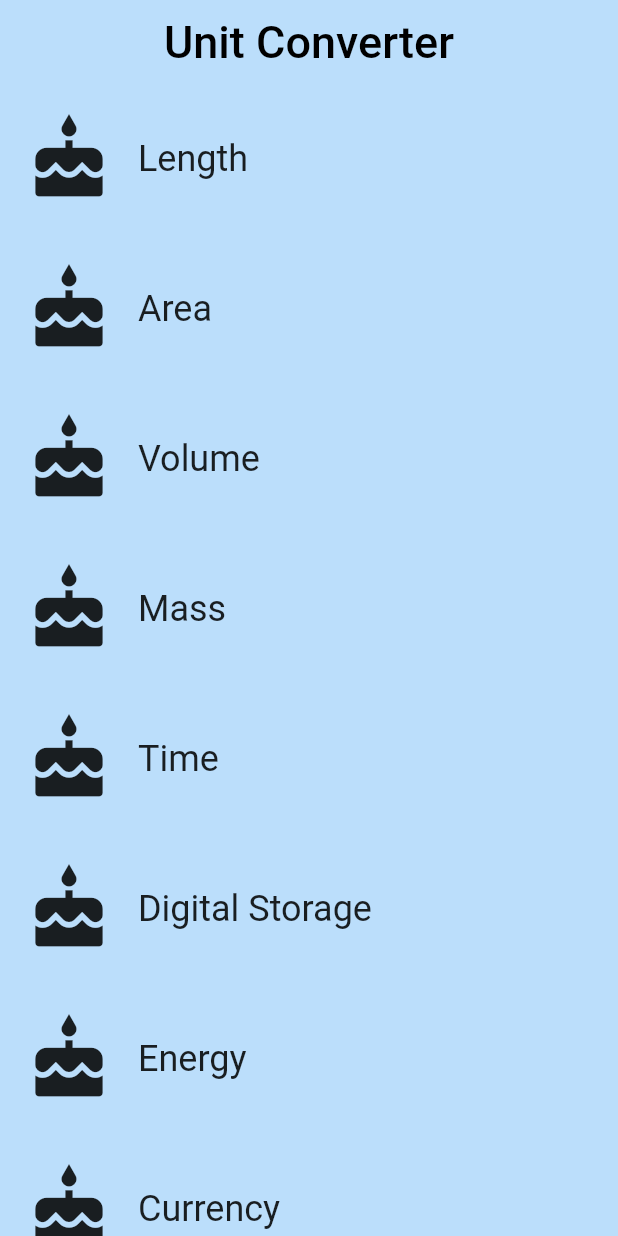
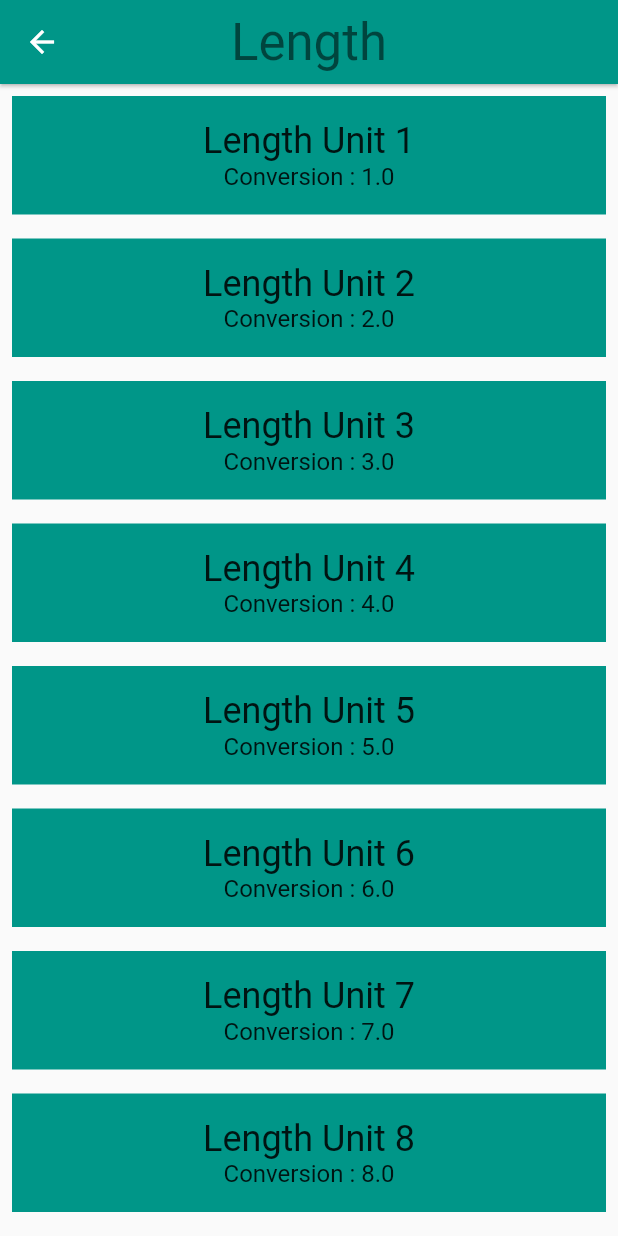
Before and after one commit to wildanka/wkwk-udacity-practice, a Flutter app: the screen it shows after launch, after a tap on "Length", on a phone screen of 412 x 824 dp. Run offline on Flutter 3.47's test engine with Material 2 defaults, Android fonts, the phone set to English and light mode, and no system bars.

Commit message:
#3 Learn to Create a Navigation From StatelessWidget

```diff
--- a/unit_converter_flutter/lib/category.dart
+++ b/unit_converter_flutter/lib/category.dart
@@ -8,6 +8,10 @@ import 'package:flutter/material.dart';
 
 // @required is defined in the meta.dart package
 import 'package:meta/meta.dart';
+
+// converter screen
+import 'package:unit_converter_flutter/converter_screen.dart';
+import 'package:unit_converter_flutter/unit.dart';
 
 // Use an underscore to define const
 final _rowHeight = 100.0;
@@ -22,6 +26,8 @@ class Category extends StatelessWidget {
   final String name;
   final ColorSwatch color;
   final IconData iconLocation;
+  final List<Unit> units;
+
 
   /// Creates a [Category].
   ///
@@ -36,11 +42,36 @@ class Category extends StatelessWidget {
     Key key,
     @required this.name,
     @required this.color,
-    @required this.iconLocation})
+    @required this.iconLocation,
+    @required this.units})
       : assert (name != null),
         assert (color != null),
         assert (iconLocation != null),
+        assert (units != null),
         super(key: key);
+
+  /// Navigates to the [ConverterScreen].
+  void _navigateToConverterScreen(BuildContext context) {
+    Navigator.of(context).push(
+        MaterialPageRoute<Null>(builder: (BuildContext context) {
+          return Scaffold(
+            appBar: AppBar(
+              elevation: 1.0,
+              title: Text(
+                name,
+                style: Theme.of(context).textTheme.display1,
+              ),
+              centerTitle: true,
+              backgroundColor: color,
+            ),
+            body: ConverterScreen(
+              screenName: name,
+              screenColor: color,
+              units: units,
+            ),
+          );
+        }));
+  }
 
   /// Builds a custom widget that shows [Category] information.
   ///
@@ -61,7 +92,9 @@ class Category extends StatelessWidget {
           highlightColor: color,
           splashColor: color,
           // we can user () => function() or the () {function();} syntax
+          // TODO: Update this onTap property to call _navigateToConverter()
           onTap: () {
+            _navigateToConverterScreen(context);
 //            print("Stop it, it's tickle!");
           },
           child: Padding(
--- a/unit_converter_flutter/lib/category_route.dart
+++ b/unit_converter_flutter/lib/category_route.dart
@@ -2,6 +2,8 @@ import 'package:flutter/material.dart';
 
 /// since we are going to make the list of category, of course we need to import it's class
 import 'package:unit_converter_flutter/category.dart';
+import 'package:unit_converter_flutter/unit.dart';
+
 
 final _backgroundColor = Colors.blue[100];
 
@@ -47,25 +49,37 @@ class CategoryRoute extends StatelessWidget {
     );
   }
 
+  /// Returns a list of mock [Unit]s.
+  List<Unit> _retrieveUnitList(String categoryName) {
+    return List.generate(10, (int i) {
+      i += 1;
+      return Unit(
+        name: '$categoryName Unit $i',
+        conversion: i.toDouble(),
+      );
+    });
+  }
+
   ///main method of this class
   @override
   Widget build(BuildContext context) {
     final categories = <Category>[];
 
     for (var i = 0; i < _categoryNames.length; i++) {
-      categories.add(Category(name: _categoryNames[i],
+      categories.add(Category(
+          name: _categoryNames[i],
           color: _baseColors[i],
-          iconLocation: Icons.cake));
+          iconLocation: Icons.cake,
+          units: _retrieveUnitList(_categoryNames[i])));
     }
 
     //create the listview container
     final listView = Container(
         color: _backgroundColor,
         padding: EdgeInsets.symmetric(horizontal: 8.0),
-        child : _buildCategoryWidgets(categories)
-    );
+        child: _buildCategoryWidgets(categories));
 
-    //create the appbar
+    //create the listview container
     final appBar = AppBar(
       elevation: 0.0,
       title: Text(
@@ -79,7 +93,6 @@ class CategoryRoute extends StatelessWidget {
       backgroundColor: _backgroundColor,
     );
 
-
     //return the Scaffold
     return Scaffold(
       appBar: appBar,
--- /dev/null
+++ b/unit_converter_flutter/lib/converter_screen.dart
@@ -0,0 +1,56 @@
+import 'package:flutter/material.dart';
+import 'package:meta/meta.dart';
+import 'package:unit_converter_flutter/unit.dart';
+
+/// Converter screen where users can input amounts to convert.
+///
+/// Currently, it just displays a list of mock units.
+///
+/// While it is named ConverterRoute, a more apt name would be ConverterScreen,
+/// because it is responsible for the UI at the route's destination.
+class ConverterScreen extends StatelessWidget {
+  //This [Category]'s Name.
+  final String screenName;
+
+  /// Color for this Screen [Category].
+  final Color screenColor;
+
+  /// Available [Units] for this [Category].
+  final List<Unit> units;
+
+  const ConverterScreen({
+    @required this.screenName,
+    @required this.screenColor,
+    @required this.units,
+  })  : assert(screenName != null),
+        assert(screenColor != null);
+
+  @override
+  Widget build(BuildContext context) {
+    // Here is just a placeholder for a list of mock units
+    final unitWidgets = units.map((Unit unit) {
+      return Container(
+        color: screenColor,
+        margin: EdgeInsets.all(8.0),
+        padding: EdgeInsets.all(16.0),
+        child: Column(
+          children: <Widget>[
+            Text(
+              unit.name,
+              style: Theme.of(context).textTheme.headline,
+            ),
+            Text(
+              'Conversion : ${unit.conversion}',
+              style: Theme.of(context).textTheme.subhead,
+            ),
+          ],
+        ),
+      );
+    }).toList();
+
+    return ListView(
+      children: unitWidgets,
+    );
+  }
+
+}
--- /dev/null
+++ b/unit_converter_flutter/lib/unit.dart
@@ -0,0 +1,23 @@
+import 'package:meta/meta.dart';
+
+/// Information about a [Unit].
+class Unit {
+  final String name;
+  final double conversion;
+
+  /// A [Unit] stores its name and conversion factor.
+  ///
+  /// An example would be 'Meter' and '1.0'.
+  const Unit({
+    @required this.name,
+    @required this.conversion,
+  })  : assert(name != null),
+        assert(conversion != null);
+
+  ///Creates a [Unit] from a JSON Object.
+  Unit.fromJson(Map jsonMap)
+      : assert(jsonMap['name'] != null),
+        assert(jsonMap['conversion'] != null),
+        name = jsonMap['name'],
+        conversion = jsonMap['conversion'].toDouble();
+}
```
